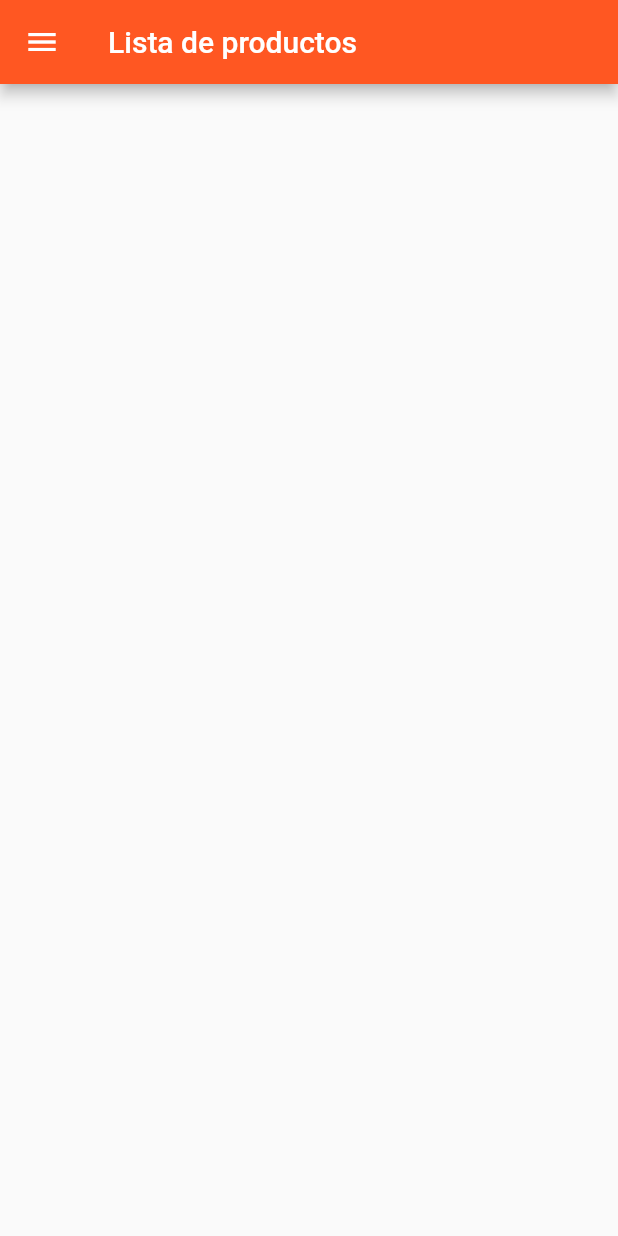
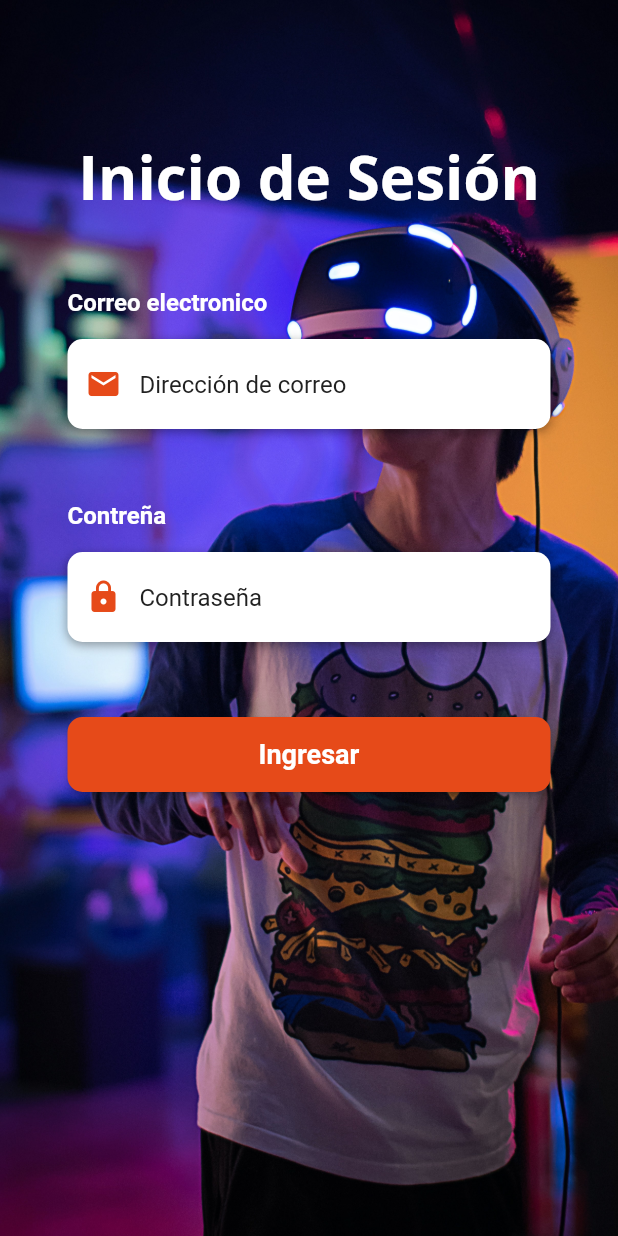
Before and after one commit to DavidSepulvedaCh/parcialMovil, a Flutter app: the screen it shows after launch, on a phone screen of 412 x 824 dp. Run offline on Flutter 3.47's test engine with Material 2 defaults, Android fonts, the light colour scheme and no system bars; our stand-ins replace hexcolor; missing offline and left inert: dart:js; Roboto replaces fonts that are missing (Open Sans).

Commit message:
creación de Login

```diff
--- a/lib/exports.dart
+++ b/lib/exports.dart
@@ -1,3 +1,7 @@
 export 'package:flutter/material.dart';
 export 'package:parcial/pages/home.dart';
 export 'package:parcial/models/products.dart';
+export  'package:flutter/services.dart';
+export 'package:hexcolor/hexcolor.dart';
+export 'package:parcial/widgets/btnLogin.dart';
+export 'dart:js';
--- a/lib/main.dart
+++ b/lib/main.dart
@@ -1,4 +1,5 @@
 import 'package:parcial/exports.dart';
+import 'package:parcial/pages/login.dart';
 
 void main() {
   runApp(MyApp());
@@ -12,7 +13,7 @@ class MyApp extends StatelessWidget {
       debugShowCheckedModeBanner: false,
       initialRoute: '/',
       routes: {
-        '/':(context) => HomePage()
+        '/':(context) => Login()
       },
     );
   }
--- a/lib/pages/home.dart
+++ b/lib/pages/home.dart
@@ -1,5 +1,4 @@
 import 'dart:convert';
-
 import 'package:flutter/services.dart';
 import 'package:parcial/exports.dart';
 import 'package:http/http.dart' as http;
--- /dev/null
+++ b/lib/pages/login.dart
@@ -0,0 +1,163 @@
+import 'package:parcial/exports.dart';
+
+class Login extends StatefulWidget {
+  @override
+  State<Login> createState() => _LoginState();
+}
+
+class _LoginState extends State<Login> {
+  bool isRememberMe = false;
+  /* ===============WIDGET'S===================== */
+  Widget buildEmail() {
+    return Column(
+      crossAxisAlignment: CrossAxisAlignment.start,
+      children: <Widget>[
+        const Text(
+          'Correo electronico',
+          style: TextStyle(
+              color: Colors.white, fontSize: 16, fontWeight: FontWeight.bold),
+        ),
+        const SizedBox(height: 15),
+        Container(
+          alignment: Alignment.center,
+          decoration: BoxDecoration(
+            color: Colors.white,
+            borderRadius: BorderRadius.circular(10),
+            // ignore: prefer_const_literals_to_create_immutables
+            boxShadow: [
+              const BoxShadow(
+                  color: Colors.black38, blurRadius: 5, offset: Offset(0, 2)),
+            ],
+          ),
+          height: 60,
+          child: TextField(
+            keyboardType: TextInputType.emailAddress,
+            style: const TextStyle(color: Colors.black),
+            decoration: InputDecoration(
+                border: InputBorder.none,
+                contentPadding: const EdgeInsets.only(top: 15),
+                prefixIcon: Icon(Icons.email, color: HexColor('#E64A19')),
+                hintText: 'Dirección de correo',
+                hintStyle: TextStyle(color: HexColor('#212121'))),
+          ),
+        )
+      ],
+    );
+  }
+
+  Widget buildPassword() {
+    return Column(
+      crossAxisAlignment: CrossAxisAlignment.start,
+      children: <Widget>[
+        const Text(
+          'Contreña',
+          style: TextStyle(
+              color: Colors.white, fontSize: 16, fontWeight: FontWeight.bold),
+        ),
+        const SizedBox(height: 15),
+        Container(
+          alignment: Alignment.center,
+          decoration: BoxDecoration(
+            color: Colors.white,
+            borderRadius: BorderRadius.circular(10),
+            // ignore: prefer_const_literals_to_create_immutables
+            boxShadow: [
+              const BoxShadow(
+                  color: Colors.black38, blurRadius: 5, offset: Offset(0, 2)),
+            ],
+          ),
+          height: 60,
+          child: TextField(
+            obscureText: true,
+            style: const TextStyle(color: Colors.black),
+            decoration: InputDecoration(
+                border: InputBorder.none,
+                contentPadding: const EdgeInsets.only(top: 15),
+                prefixIcon: Icon(Icons.lock, color: HexColor('#E64A19')),
+                hintText: 'Contraseña',
+                hintStyle: TextStyle(color: HexColor('#212121'))),
+          ),
+        )
+      ],
+    );
+  }
+
+  Widget buildBtnLogin() {
+  return Container(
+    padding: const EdgeInsets.symmetric(vertical: 25),
+    width: double.infinity,
+    child: ElevatedButton(
+      style: ButtonStyle(
+        shape: MaterialStateProperty.all<RoundedRectangleBorder>(
+          RoundedRectangleBorder(
+            borderRadius: BorderRadius.circular(10.0),
+          ),
+        ),
+        minimumSize:
+            MaterialStateProperty.all<Size>(const Size(double.infinity, 50)),
+        backgroundColor: MaterialStateProperty.all<Color>(HexColor('#E64A19')),
+      ),
+      onPressed: () {
+         Navigator.push(context, MaterialPageRoute(builder: (context) => const HomePage()));
+      },
+      child: const Text(
+        'Ingresar',
+        style: TextStyle(
+          color: Colors.white,
+          fontWeight: FontWeight.bold,
+          fontSize: 18
+        ),
+      ),
+    ),
+  );
+}
+
+  @override
+  Widget build(BuildContext context) {
+    return Scaffold(
+      body: AnnotatedRegion<SystemUiOverlayStyle>(
+        value: SystemUiOverlayStyle.light,
+        child: GestureDetector(
+          child: Stack(
+            children: <Widget>[
+              Container(
+                height: double.infinity,
+                width: double.infinity,
+                decoration: const BoxDecoration(
+                  image: DecorationImage(
+                      image: AssetImage('assets/fondo.jpg'), fit: BoxFit.cover),
+                ),
+                child: SingleChildScrollView(
+                  physics: const AlwaysScrollableScrollPhysics(),
+                  padding: const EdgeInsets.symmetric(
+                    horizontal: 45,
+                    vertical: 90,
+                  ),
+                  child: Column(
+                    mainAxisAlignment: MainAxisAlignment.center,
+                    children: <Widget>[
+                      const Text(
+                        'Inicio de Sesión',
+                        style: TextStyle(
+                            color: Colors.white,
+                            fontSize: 40,
+                            fontWeight: FontWeight.bold,
+                            fontFamily: 'Open Sans'),
+                      ),
+                      const SizedBox(height: 48),
+                      buildEmail(),
+                      const SizedBox(height: 48),
+                      buildPassword(),
+                      const SizedBox(height: 25),
+                      buildBtnLogin(),
+                    ],
+                  ),
+                ),
+              ),
+            ],
+          ),
+        ),
+      ),
+    );
+  }
+}
--- a/pubspec.yaml
+++ b/pubspec.yaml
@@ -37,6 +37,7 @@ dependencies:
   # Use with the CupertinoIcons class for iOS style icons.
   cupertino_icons: ^1.0.2
   http: ^0.13.5
+  hexcolor: ^3.0.1
 
 dev_dependencies:
   flutter_test:
@@ -61,7 +62,8 @@ flutter:
   uses-material-design: true
 
   # To add assets to your application, add an assets section, like this:
-  # assets:
+  assets:
+      - assets/
   #   - images/a_dot_burr.jpeg
   #   - images/a_dot_ham.jpeg
 
```
Also changed, not shown: assets/fondo.jpg (added), pubspec.lock.
